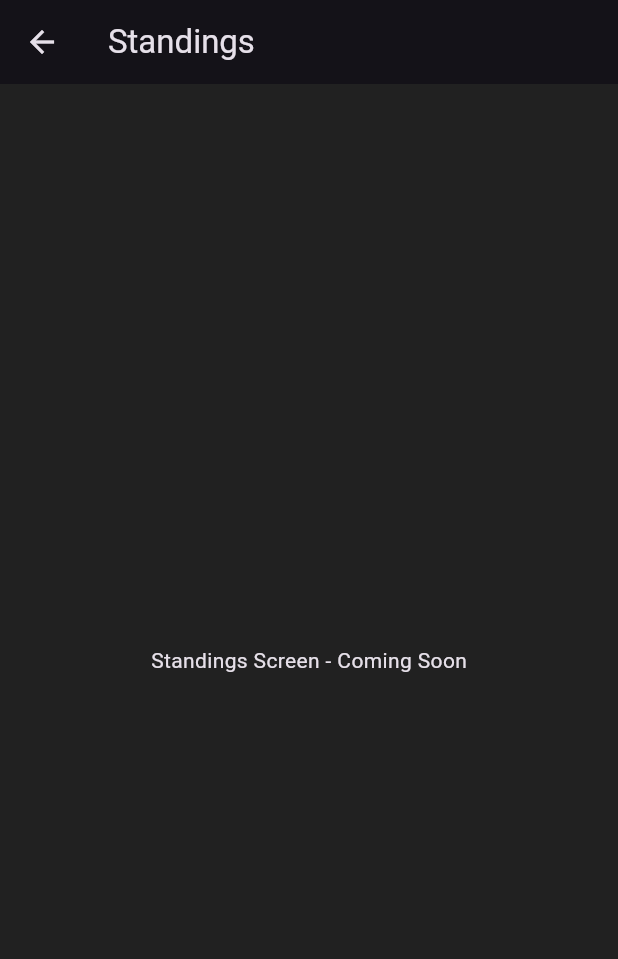
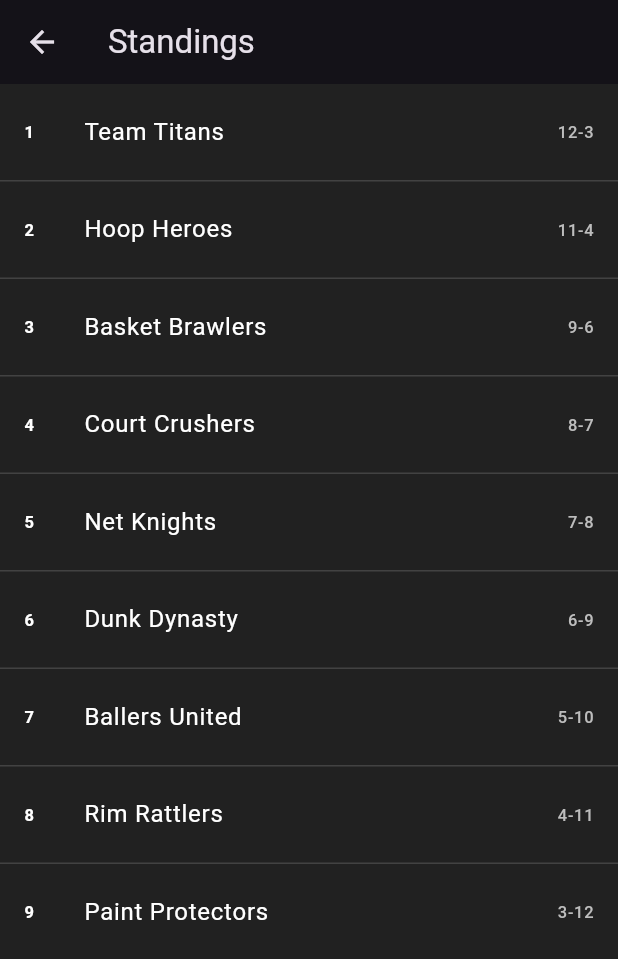
Before and after one commit to mirocle11/basketball_manager, a Flutter app: the StandingsScreen screen opened by its route, on a phone screen of 412 x 824 dp. Shown: the top 959 px of the screen. Run offline on Flutter 3.47's test engine with Material 3 defaults, Android fonts, the phone set to English and light mode, and no system bars; our stand-ins replace go_router.

Commit message:
feat: added league and standings feature

```diff
--- /dev/null
+++ b/lib/features/standings/data/standings_repository.dart
@@ -0,0 +1,17 @@
+import 'package:basketball_manager/models/team_standing.dart';
+
+class StandingsRepository {
+  const StandingsRepository();
+
+  List<TeamStanding> fetchStandings() => const [
+    TeamStanding(name: 'Team Titans', wins: 12, losses: 3),
+    TeamStanding(name: 'Hoop Heroes', wins: 11, losses: 4),
+    TeamStanding(name: 'Basket Brawlers', wins: 9, losses: 6),
+    TeamStanding(name: 'Court Crushers', wins: 8, losses: 7),
+    TeamStanding(name: 'Net Knights', wins: 7, losses: 8),
+    TeamStanding(name: 'Dunk Dynasty', wins: 6, losses: 9),
+    TeamStanding(name: 'Ballers United', wins: 5, losses: 10),
+    TeamStanding(name: 'Rim Rattlers', wins: 4, losses: 11),
+    TeamStanding(name: 'Paint Protectors', wins: 3, losses: 12),
+  ];
+}
--- a/lib/features/standings/view/standings_screen.dart
+++ b/lib/features/standings/view/standings_screen.dart
@@ -1,3 +1,6 @@
+import 'package:basketball_manager/features/standings/data/standings_repository.dart';
+import 'package:basketball_manager/models/team_standing.dart';
+import 'package:basketball_manager/routes/routes.dart';
 import 'package:flutter/material.dart';
 import 'package:go_router/go_router.dart';
 
@@ -6,16 +9,37 @@ class StandingsScreen extends StatelessWidget {
 
   @override
   Widget build(BuildContext context) {
+    final List<TeamStanding> standings = const StandingsRepository().fetchStandings();
+
     return Scaffold(
       appBar: AppBar(
         leading: IconButton(
           icon: const Icon(Icons.arrow_back),
-          onPressed: () => context.go('/'),
+          onPressed: () => context.go(Routes.home),
         ),
         title: const Text('Standings'),
       ),
-      body: const Center(
-        child: Text('Standings Screen - Coming Soon'),
+      body: ListView.separated(
+        itemCount: standings.length,
+        separatorBuilder: (_, __) => Divider(color: Colors.grey.shade800, height: 1),
+        itemBuilder: (context, index) {
+          final team = standings[index];
+          return ListTile(
+            contentPadding: const EdgeInsets.symmetric(horizontal: 16, vertical: 4),
+            leading: Text(
+              '${index + 1}',
+              style: const TextStyle(color: Colors.white, fontWeight: FontWeight.w600),
+            ),
+            title: Text(
+              team.name,
+              style: const TextStyle(color: Colors.white),
+            ),
+            trailing: Text(
+              '${team.wins}-${team.losses}',
+              style: TextStyle(color: Colors.grey.shade400),
+            ),
+          );
+        },
       ),
     );
   }
--- a/lib/features/team_management/view/team_screen.dart
+++ b/lib/features/team_management/view/team_screen.dart
@@ -1,4 +1,5 @@
 import 'package:basketball_manager/models/player.dart';
+import 'package:basketball_manager/routes/routes.dart';
 import 'package:flutter/material.dart';
 import 'package:go_router/go_router.dart';
 
@@ -20,7 +21,7 @@ class TeamScreen extends StatelessWidget {
           elevation: 0,
           leading: IconButton(
             icon: const Icon(Icons.arrow_back),
-            onPressed: () => context.pop(),
+            onPressed: () => context.go(Routes.home),
           ),
           title: const Text('Team Management', style: TextStyle(fontWeight: FontWeight.w600)),
           centerTitle: true,
--- /dev/null
+++ b/lib/models/team.dart
@@ -0,0 +1,14 @@
+import "player.dart";
+class Team {
+  const Team({
+    required this.id,
+    required this.name,
+    required this.city,
+    required this.players,
+  });
+
+  final int id;
+  final String name;
+  final String city;
+  final List<Player> players;
+}
--- /dev/null
+++ b/lib/models/team_standing.dart
@@ -0,0 +1,9 @@
+class TeamStanding {
+  const TeamStanding({required this.name, required this.wins, required this.losses});
+
+  final String name;
+  final int wins;
+  final int losses;
+
+  double get winPercentage => wins / (wins + losses);
+}
--- a/lib/routes/routes.dart
+++ b/lib/routes/routes.dart
@@ -1,10 +1,11 @@
 class Routes {
-  static const String splash   = '/';
-  static const String home     = '/home';
-  static const String team     = '/team';
-  static const String standings= '/standings';
-  static const String gameDay  = '/game_day';
+  static const String splash = '/';
+  static const String home = '/home';
+  static const String team = '/team';
+  static const String standings = '/standings';
+  static const String gameDay = '/game_day';
+  static const String league = '/league';
   static const String finances = '/finances';
-  static const String news     = '/news';
+  static const String news = '/news';
   static const String settings = '/settings';
 }
```
Also changed, not shown: lib/features/home/view/home_screen.dart (+7 -0 lines), lib/features/league/data/league_repository.dart (added, +40 -0 lines), lib/features/league/view/league_screen.dart (added, +43 -0 lines), lib/main.dart (+8 -0 lines), lib/services/data_service.dart (line endings or trailing spaces).
